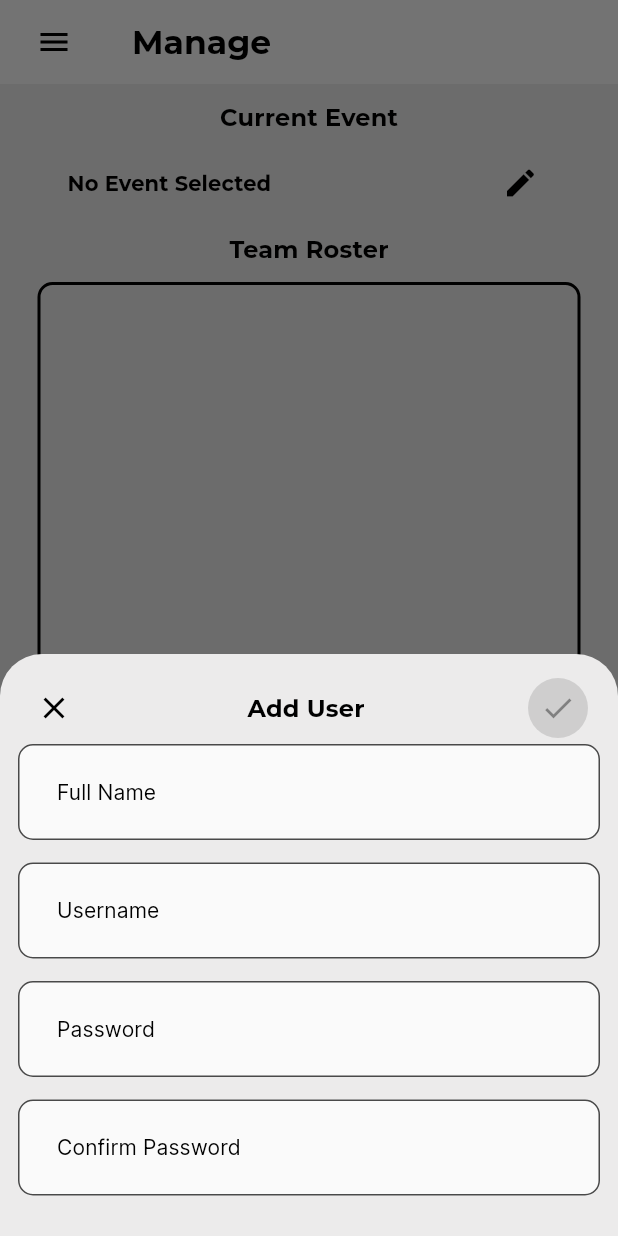
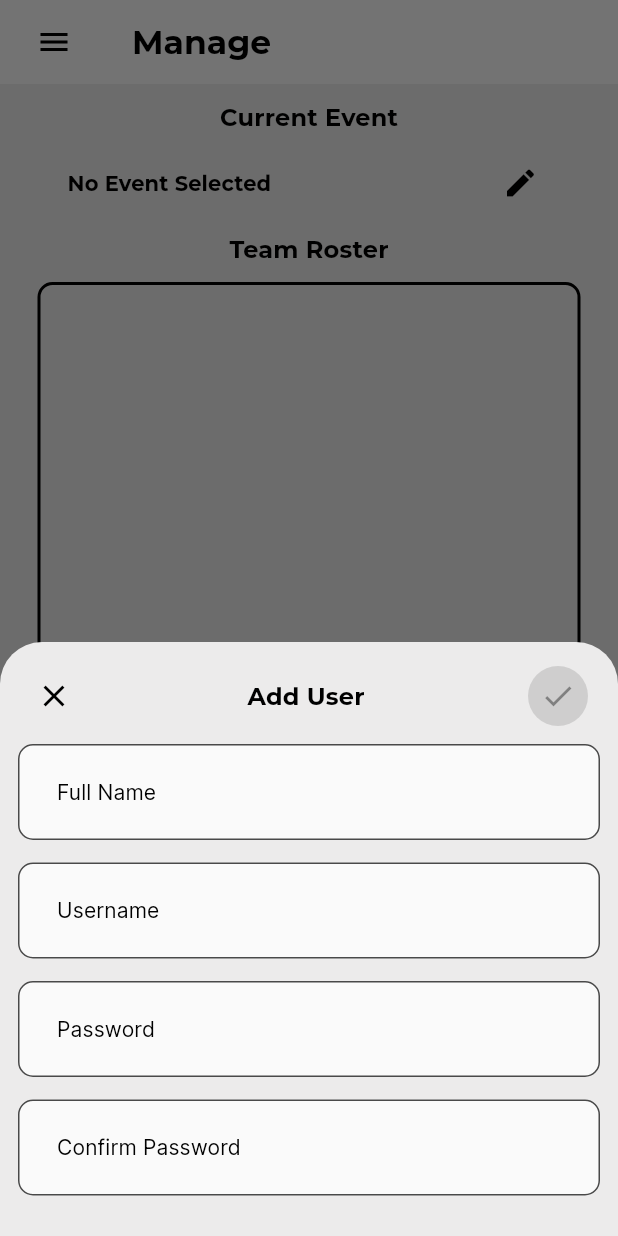
Before and after one commit to Team1559/DevilScout, a Flutter app: the ManagementPage screen opened directly, after a tap on the "add" icon, on a phone screen of 412 x 824 dp. Run offline on Flutter 3.47's test engine with Material 3 defaults, Android fonts, the phone set to English and light mode, and no system bars; our stand-ins replace numberpicker, synchronized; missing offline and left inert: cryptography; generated files the repository leaves out were written again; statements that could not run were skipped.

Commit message:
Add padding so buttons aren't so cramped

```diff
--- a/lib/components/user_edit_dialog.dart
+++ b/lib/components/user_edit_dialog.dart
@@ -60,7 +60,9 @@ class _UserEditDialogState extends State<UserEditDialog> {
           shrinkWrap: true,
           physics: const NeverScrollableScrollPhysics(),
           children: [
-            Row(
+            Padding(
+              padding: const EdgeInsets.only(bottom: 8),
+              child: Row(
                 children: [
                   IconButton(
                     icon: const Icon(Icons.close),
@@ -80,6 +82,7 @@ class _UserEditDialogState extends State<UserEditDialog> {
                   ),
                   const SizedBox(width: 4),
                 ],
+              ),
             ),
             SingleChildScrollView(
               physics: const NeverScrollableScrollPhysics(),
```
Lines whose indentation alone changed are shown as unchanged.
